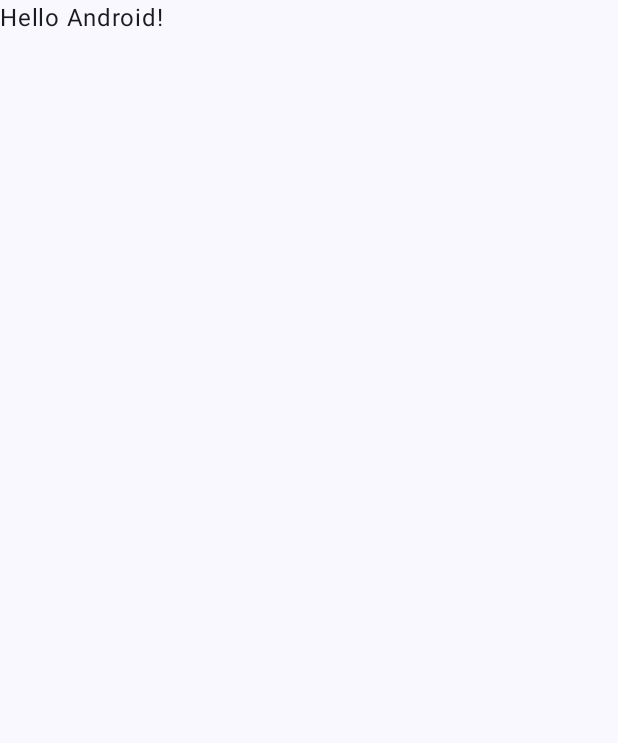
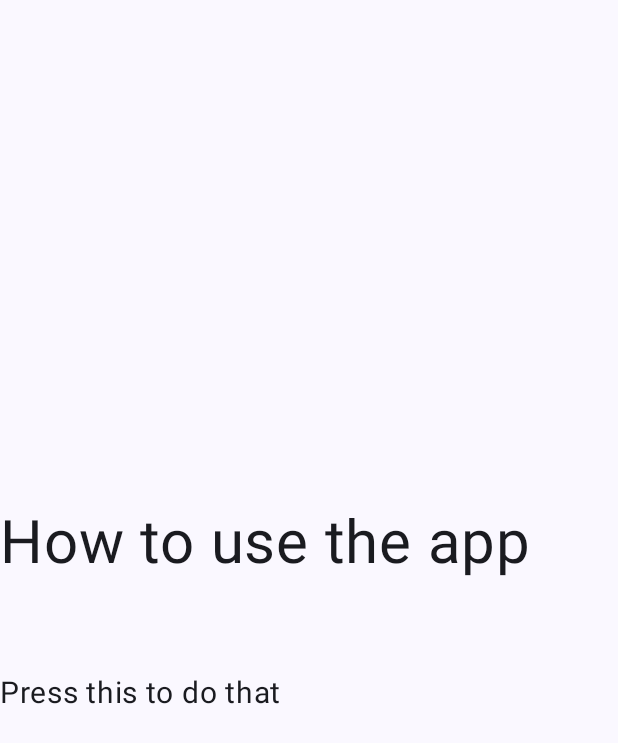
Before and after one commit to clemfavre/ElevationGainTeller, an Android app built with Jetpack Compose: the screen it shows after launch (MainActivity), on a phone screen of 412 x 824 dp. Before the commit the part shown is almost empty. Shown: the top 743 px of the screen. Run offline under Robolectric (Android 15) with nearby library versions, the phone set to English and light mode, and no system bars.

Commit message:
first message appears

```diff
--- a/app/src/main/java/com/example/elevationgainteller/MainActivity.kt
+++ b/app/src/main/java/com/example/elevationgainteller/MainActivity.kt
@@ -4,13 +4,19 @@ import android.os.Bundle
 import androidx.activity.ComponentActivity
 import androidx.activity.compose.setContent
 import androidx.activity.enableEdgeToEdge
+import androidx.compose.foundation.layout.Arrangement
+import androidx.compose.foundation.layout.Column
+import androidx.compose.foundation.layout.Row
 import androidx.compose.foundation.layout.fillMaxSize
 import androidx.compose.foundation.layout.padding
+import androidx.compose.material3.MaterialTheme
 import androidx.compose.material3.Scaffold
+import androidx.compose.material3.Surface
 import androidx.compose.material3.Text
 import androidx.compose.runtime.Composable
 import androidx.compose.ui.Modifier
 import androidx.compose.ui.tooling.preview.Preview
+import androidx.compose.ui.unit.sp
 import com.example.elevationgainteller.ui.theme.ElevationGainTellerTheme
 
 class MainActivity : ComponentActivity() {
@@ -19,11 +25,11 @@ class MainActivity : ComponentActivity() {
         enableEdgeToEdge()
         setContent {
             ElevationGainTellerTheme {
-                Scaffold(modifier = Modifier.fillMaxSize()) { innerPadding ->
-                    Greeting(
-                        name = "Android",
-                        modifier = Modifier.padding(innerPadding)
-                    )
+                Surface(
+                    modifier = Modifier.fillMaxSize(),
+                    color = MaterialTheme.colorScheme.background
+                ) {
+                    Description("How to use the app", "Press this to do that")
                 }
             }
         }
@@ -31,17 +37,25 @@ class MainActivity : ComponentActivity() {
 }
 
 @Composable
-fun Greeting(name: String, modifier: Modifier = Modifier) {
-    Text(
-        text = "Hello $name!",
-        modifier = modifier
-    )
+fun Description(message: String, secondText: String, modifier: Modifier = Modifier) {
+    Column(modifier = modifier, verticalArrangement = Arrangement.Center) {
+        Text(
+            text = message,
+            fontSize = 40.sp,
+            lineHeight = 100.sp
+        )
+        Text(
+            text = secondText,
+            fontSize = 20.sp,
+            lineHeight = 100.sp
+        )
+    }
 }
 
 @Preview(showBackground = true)
 @Composable
-fun GreetingPreview() {
+fun DescriptionPreview() {
     ElevationGainTellerTheme {
-        Greeting("Android")
+        Description("How to use the app", "Press this to do that")
     }
 }
```
